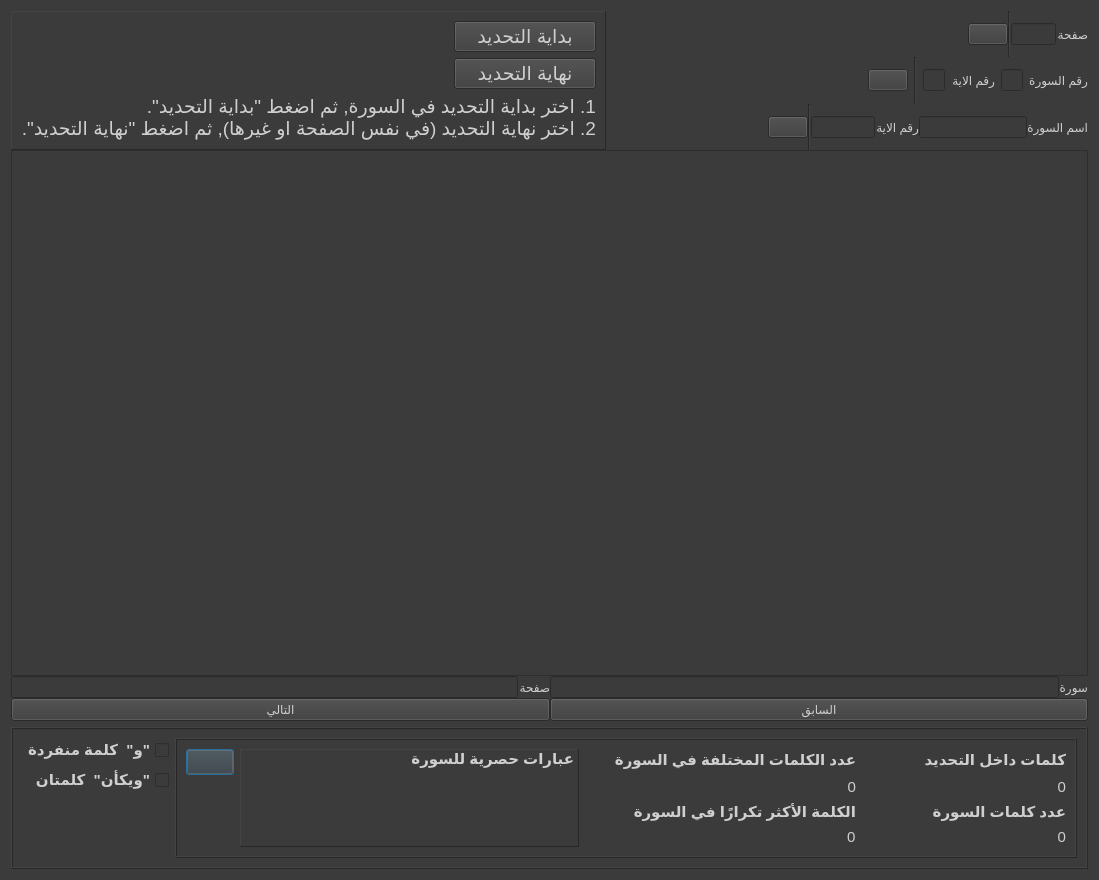
The window that gui/mushaf_view.ui (masalha-alaa/quran-counter) describes before a commit, drawn with Qt 5.
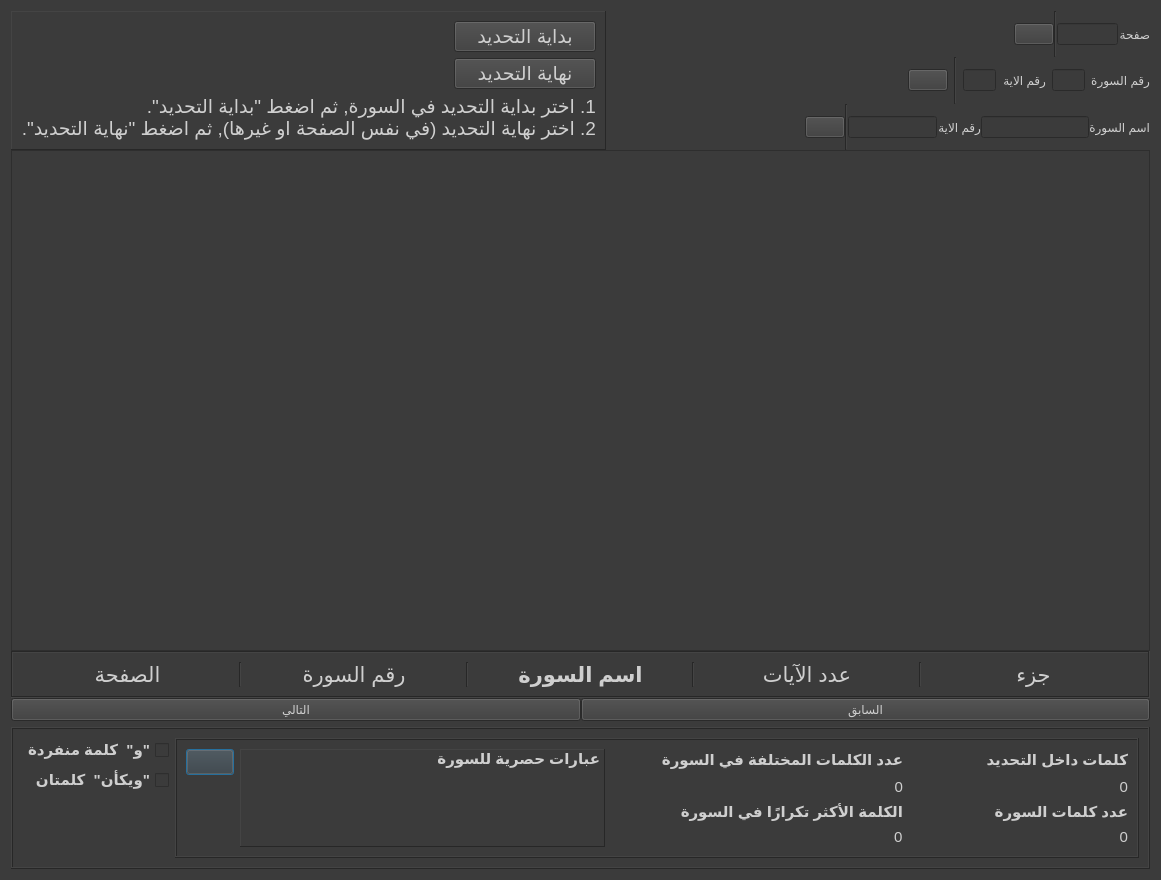
The same window after the commit. Icons and pictures are not drawn. Custom widgets are drawn as their Qt base class.

Diff of the .ui file:
```diff
--- a/gui/mushaf_view.ui
+++ b/gui/mushaf_view.ui
@@ -6,7 +6,7 @@
    <rect>
     <x>0</x>
     <y>0</y>
-    <width>1099</width>
+    <width>1161</width>
     <height>880</height>
    </rect>
   </property>
@@ -396,47 +396,116 @@
      </item>
      <item>
       <layout class="QHBoxLayout" name="horizontalLayout_4">
+       <property name="spacing">
+        <number>0</number>
+       </property>
        <item>
-        <layout class="QHBoxLayout" name="horizontalLayout_3">
-         <item>
-          <widget class="QLineEdit" name="pageNumDisplay">
-           <property name="enabled">
-            <bool>false</bool>
-           </property>
-           <property name="alignment">
-            <set>Qt::AlignRight|Qt::AlignTrailing|Qt::AlignVCenter</set>
-           </property>
-          </widget>
-         </item>
-         <item>
-          <widget class="QLabel" name="label_15">
-           <property name="text">
-            <string>صفحة</string>
-           </property>
-          </widget>
-         </item>
-        </layout>
-       </item>
-       <item>
+        <widget class="QFrame" name="frame_4">
+         <property name="styleSheet">
+          <string notr="true">font-size: 16pt;</string>
+         </property>
+         <property name="frameShape">
+          <enum>QFrame::Box</enum>
+         </property>
+         <property name="frameShadow">
+          <enum>QFrame::Sunken</enum>
+         </property>
         <layout class="QHBoxLayout" name="horizontalLayout_2">
          <item>
-          <widget class="QLineEdit" name="surahNumDisplay">
-           <property name="enabled">
-            <bool>false</bool>
-           </property>
+           <widget class="QLabel" name="pageNumDisplay">
+            <property name="styleSheet">
+             <string notr="true"/>
+            </property>
+            <property name="text">
+             <string>الصفحة</string>
+            </property>
            <property name="alignment">
-            <set>Qt::AlignRight|Qt::AlignTrailing|Qt::AlignVCenter</set>
+             <set>Qt::AlignCenter</set>
            </property>
           </widget>
          </item>
          <item>
-          <widget class="QLabel" name="label_14">
+           <widget class="Line" name="line_7">
+            <property name="orientation">
+             <enum>Qt::Vertical</enum>
+            </property>
+           </widget>
+          </item>
+          <item>
+           <widget class="QLabel" name="surahNumDisplay">
+            <property name="styleSheet">
+             <string notr="true"/>
+            </property>
            <property name="text">
-            <string>سورة</string>
+             <string>رقم السورة</string>
+            </property>
+            <property name="alignment">
+             <set>Qt::AlignCenter</set>
+            </property>
+           </widget>
+          </item>
+          <item>
+           <widget class="Line" name="line_6">
+            <property name="orientation">
+             <enum>Qt::Vertical</enum>
+            </property>
+           </widget>
+          </item>
+          <item>
+           <widget class="QLabel" name="surahNameDisplay">
+            <property name="styleSheet">
+             <string notr="true">font: bold;</string>
+            </property>
+            <property name="text">
+             <string>اسم السورة</string>
+            </property>
+            <property name="alignment">
+             <set>Qt::AlignCenter</set>
+            </property>
+           </widget>
+          </item>
+          <item>
+           <widget class="Line" name="line_5">
+            <property name="orientation">
+             <enum>Qt::Vertical</enum>
+            </property>
+           </widget>
+          </item>
+          <item>
+           <widget class="QLabel" name="versesCountDisplay">
+            <property name="styleSheet">
+             <string notr="true"/>
+            </property>
+            <property name="text">
+             <string>عدد الآيات</string>
+            </property>
+            <property name="alignment">
+             <set>Qt::AlignCenter</set>
+            </property>
+           </widget>
+          </item>
+          <item>
+           <widget class="Line" name="line">
+            <property name="orientation">
+             <enum>Qt::Vertical</enum>
+            </property>
+           </widget>
+          </item>
+          <item>
+           <widget class="QLabel" name="juzzNumDisplay">
+            <property name="styleSheet">
+             <string notr="true"/>
+            </property>
+            <property name="text">
+             <string>جزء</string>
+            </property>
+            <property name="alignment">
+             <set>Qt::AlignCenter</set>
            </property>
           </widget>
          </item>
         </layout>
+        </widget>
        </item>
       </layout>
      </item>
```
Left out of the diff: 2 changed lines with no effect on the pictures. Lines whose indentation alone changed are shown as unchanged.
